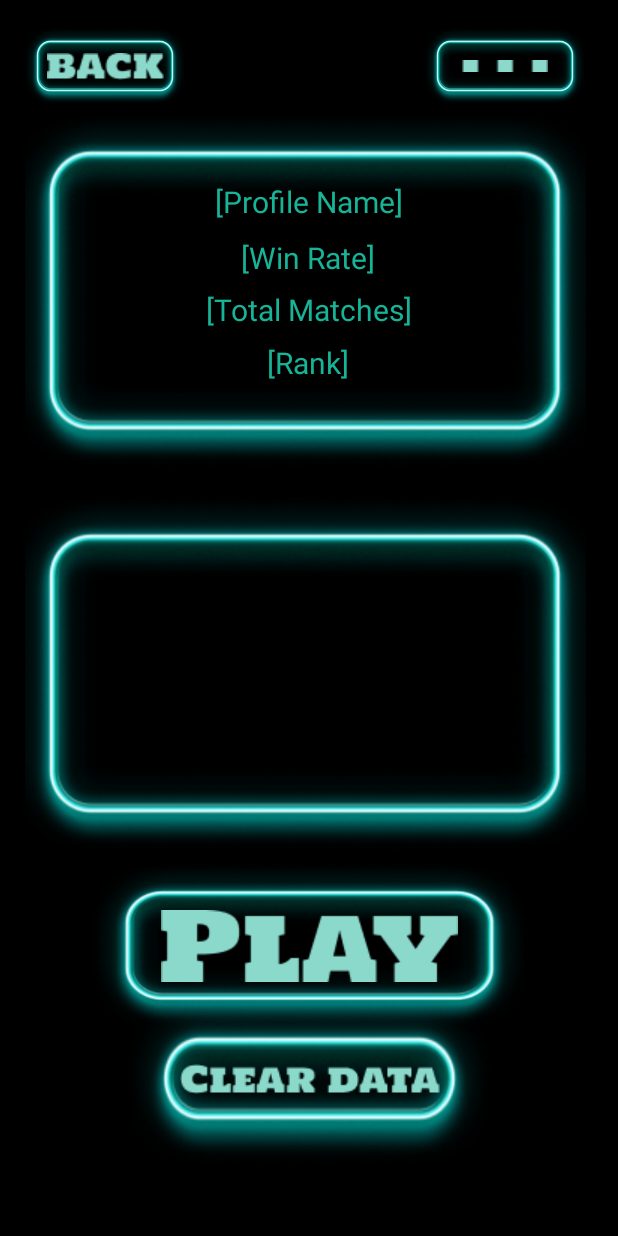
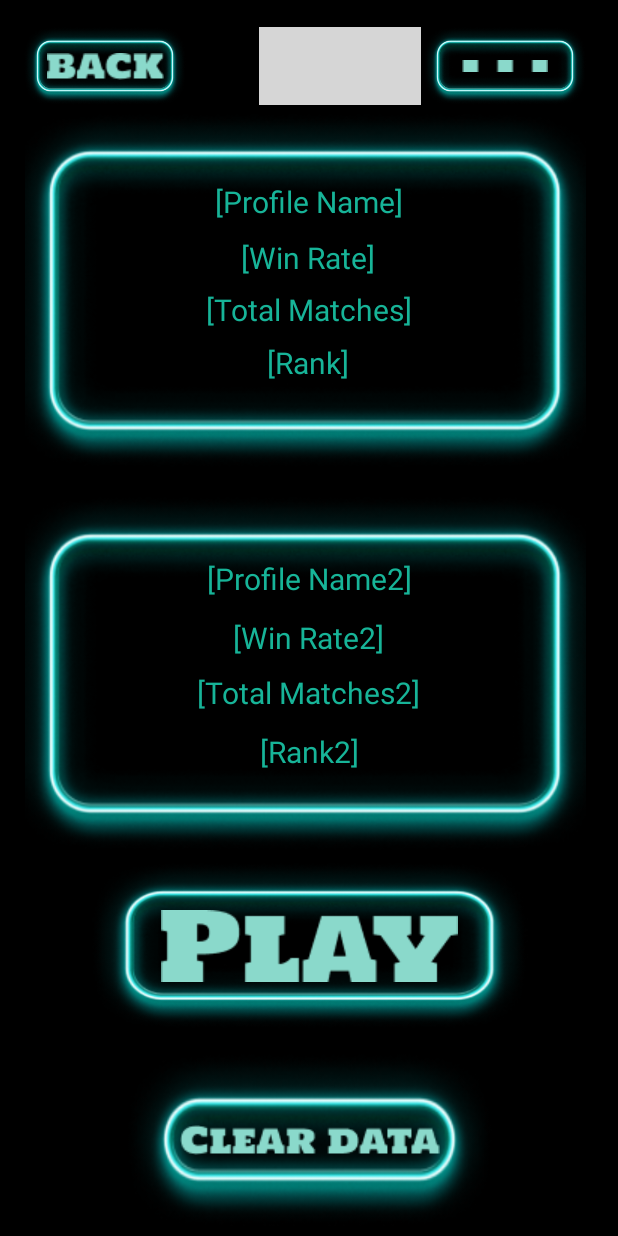
Before and after one commit to theboomstick123/AndroidProg, an Android app: the ProfileInterface screen opened directly, with no data from a screen before it, on a phone screen of 412 x 824 dp. Run offline under Robolectric (Android 15) with nearby library versions, the phone set to English and light mode, and no system bars; grey boxes are pictures that could not be loaded.

Commit message:
Profile layout done moving to game and victory layout soon

```diff
--- a/app/src/main/res/layout/activity_profile_interface.xml
+++ b/app/src/main/res/layout/activity_profile_interface.xml
@@ -20,6 +20,19 @@
         app:layout_constraintTop_toTopOf="parent"
         app:layout_constraintVertical_bias="0.023"
         app:srcCompat="@drawable/backing" />
+
+    <ImageButton
+        android:id="@+id/imgbtnNEW"
+        android:layout_width="108dp"
+        android:layout_height="52dp"
+        android:background="@drawable/tictactoeneonv"
+        app:layout_constraintBottom_toBottomOf="parent"
+        app:layout_constraintEnd_toEndOf="parent"
+        app:layout_constraintHorizontal_bias="0.567"
+        app:layout_constraintStart_toStartOf="parent"
+        app:layout_constraintTop_toTopOf="parent"
+        app:layout_constraintVertical_bias="0.023"
+        app:srcCompat="@drawable/newprofile" />
 
     <ImageButton
         android:id="@+id/imgbtnDOTs"
@@ -79,7 +92,7 @@
         app:layout_constraintEnd_toEndOf="parent"
         app:layout_constraintStart_toStartOf="parent"
         app:layout_constraintTop_toTopOf="parent"
-        app:layout_constraintVertical_bias="0.933"
+        app:layout_constraintVertical_bias="0.991"
         app:srcCompat="@drawable/cleardata" />
 
     <TextView
@@ -146,4 +159,68 @@
         app:layout_constraintTop_toTopOf="@+id/imgVProf1"
         app:layout_constraintVertical_bias="0.718" />
 
+    <TextView
+        android:id="@+id/txtprofile2"
+        android:layout_width="wrap_content"
+        android:layout_height="wrap_content"
+        android:fontFamily="sans-serif"
+        android:shadowColor="@color/white"
+        android:text="[Profile Name2]"
+        android:textColor="@color/cyan"
+        android:textSize="20dp"
+        app:layout_constraintBottom_toBottomOf="@+id/imgVProf2"
+        app:layout_constraintEnd_toEndOf="@+id/imgVProf2"
+        app:layout_constraintHorizontal_bias="0.512"
+        app:layout_constraintStart_toStartOf="@+id/imgVProf2"
+        app:layout_constraintTop_toTopOf="@+id/imgVProf2"
+        app:layout_constraintVertical_bias="0.213" />
+
+    <TextView
+        android:id="@+id/txtwinrate2"
+        android:layout_width="wrap_content"
+        android:layout_height="wrap_content"
+        android:fontFamily="sans-serif"
+        android:shadowColor="@color/white"
+        android:text="[Win Rate2]"
+        android:textColor="@color/cyan"
+        android:textSize="20dp"
+        app:layout_constraintBottom_toBottomOf="@+id/imgVProf2"
+        app:layout_constraintEnd_toEndOf="@+id/imgVProf2"
+        app:layout_constraintHorizontal_bias="0.507"
+        app:layout_constraintStart_toStartOf="@+id/imgVProf2"
+        app:layout_constraintTop_toTopOf="@+id/imgVProf2"
+        app:layout_constraintVertical_bias="0.39" />
+
+    <TextView
+        android:id="@+id/txttotalmatches2"
+        android:layout_width="wrap_content"
+        android:layout_height="wrap_content"
+        android:fontFamily="sans-serif"
+        android:shadowColor="@color/white"
+        android:text="[Total Matches2]"
+        android:textColor="@color/cyan"
+        android:textSize="20dp"
+        app:layout_constraintBottom_toBottomOf="@+id/imgVProf2"
+        app:layout_constraintEnd_toEndOf="@+id/imgVProf2"
+        app:layout_constraintHorizontal_bias="0.508"
+        app:layout_constraintStart_toStartOf="@+id/imgVProf2"
+        app:layout_constraintTop_toTopOf="@+id/imgVProf2"
+        app:layout_constraintVertical_bias="0.559" />
+
+    <TextView
+        android:id="@+id/txtrank2"
+        android:layout_width="wrap_content"
+        android:layout_height="wrap_content"
+        android:fontFamily="sans-serif"
+        android:shadowColor="@color/white"
+        android:text="[Rank2]"
+        android:textColor="@color/cyan"
+        android:textSize="20dp"
+        app:layout_constraintBottom_toBottomOf="@+id/imgVProf2"
+        app:layout_constraintEnd_toEndOf="@+id/imgVProf2"
+        app:layout_constraintHorizontal_bias="0.508"
+        app:layout_constraintStart_toStartOf="@+id/imgVProf2"
+        app:layout_constraintTop_toTopOf="@+id/imgVProf2"
+        app:layout_constraintVertical_bias="0.736" />
+
 </androidx.constraintlayout.widget.ConstraintLayout>
```
